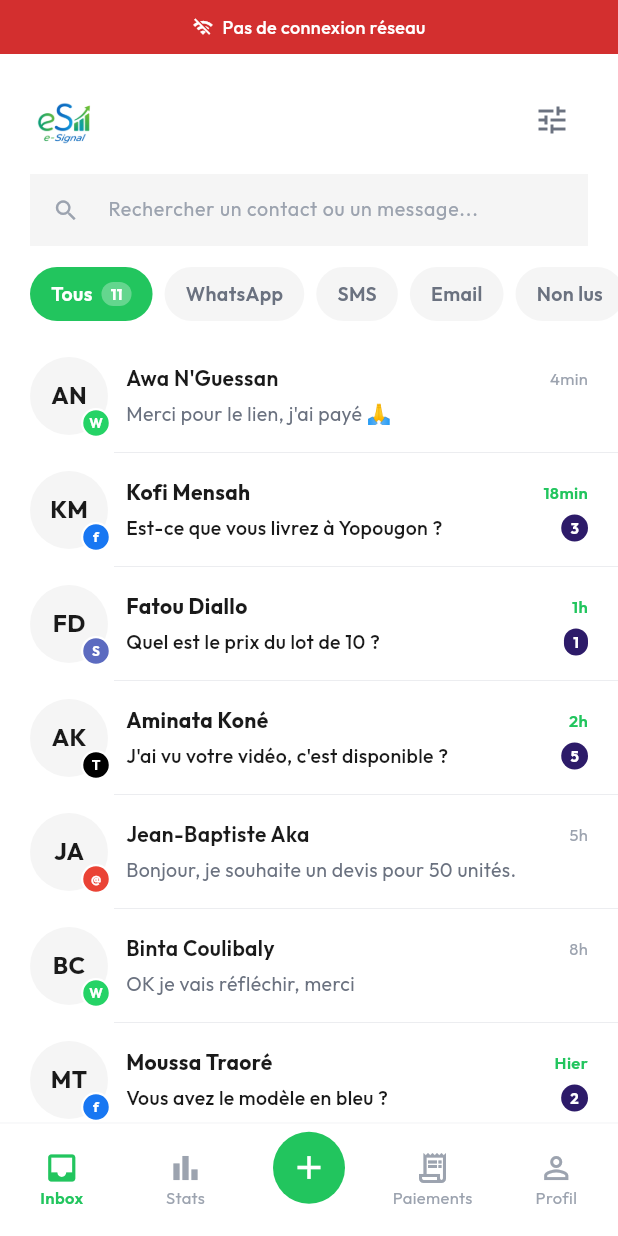
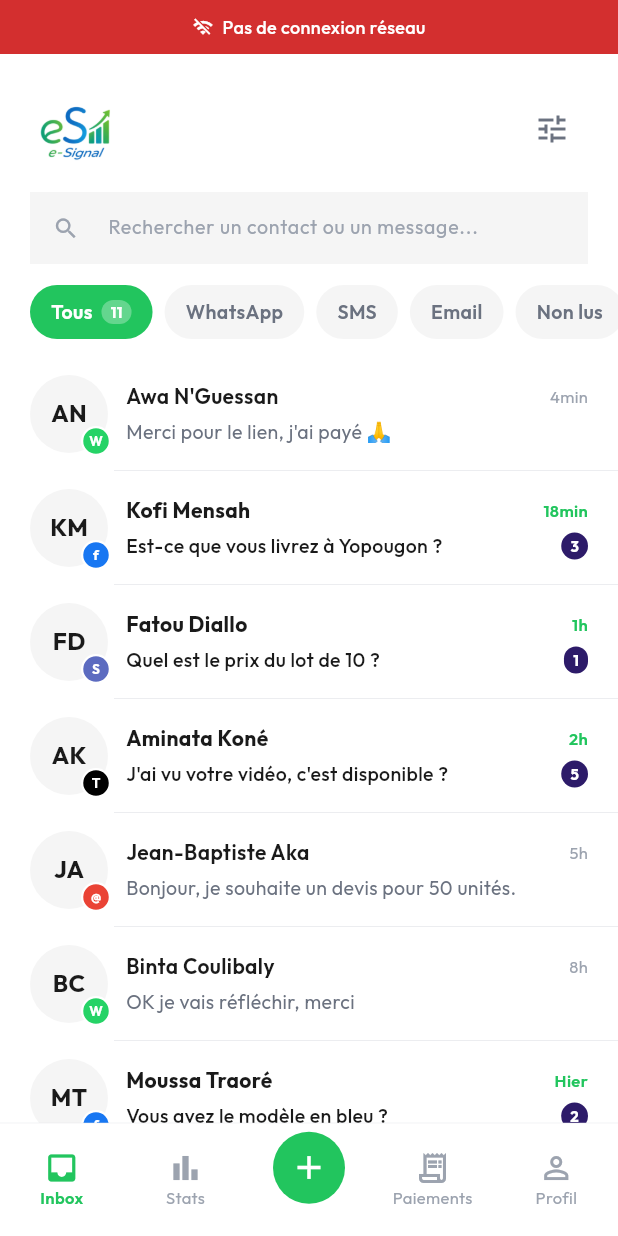
Before and after one commit to Samiiii5/e-signal-v2, a Flutter app: the InboxScreen screen opened by its route, on a phone screen of 412 x 824 dp. Run offline on Flutter 3.47's test engine with Material 3 defaults, Android fonts, the phone set to English and light mode, and no system bars; our stand-ins replace go_router, google_fonts, image_picker, open_file, pdf, share_plus and 1 more; missing offline and left inert: excel; accounts and stored records are empty.

Commit message:
feat(inbox): logo plus grand (45→60) + barre recherche pill shape
Co-Authored-By: Claude Sonnet 4.6 <noreply@anthropic.com>
Claude-Session: https://claude.ai/code/session_017mVrovz2ebC7DvmSfYVsds

```diff
--- a/lib/features/inbox/inbox_screen.dart
+++ b/lib/features/inbox/inbox_screen.dart
@@ -108,7 +108,7 @@ class _InboxScreenState extends State<InboxScreen> {
               padding: const EdgeInsets.fromLTRB(20, 20, 20, 0),
               child: Row(
                 children: [
-                  Image.asset('design/logo_onboarding.png', height: 45, fit: BoxFit.contain),
+                  Image.asset('design/logo_onboarding.png', height: 60, fit: BoxFit.contain),
                   const Spacer(),
                   Stack(
                     children: [
@@ -135,7 +135,7 @@ class _InboxScreenState extends State<InboxScreen> {
             Padding(
               padding: const EdgeInsets.fromLTRB(20, 12, 20, 0),
               child: Container(
-                decoration: BoxDecoration(color: AppColors.backgroundPage, borderRadius: BorderRadius.circular(14)),
+                decoration: BoxDecoration(color: const Color(0xFFF7F8FA), borderRadius: BorderRadius.circular(30)),
                 child: TextField(
                   controller: _searchController,
                   style: const TextStyle(fontSize: 14, color: AppColors.textPrimary),
```
